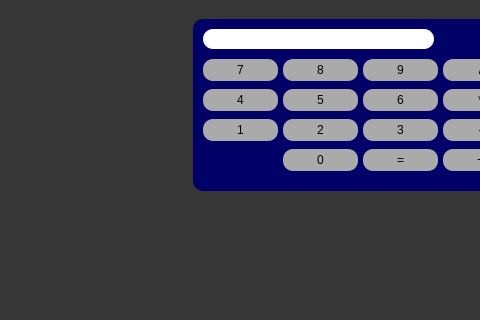
First picture: the form in main_window/ui_main.ui, repository HSU-S21-CS232/P03-mc683, before the edit; both pictures show x 117 to 597 and y 225 to 545 of the 946 by 628 pixel window.
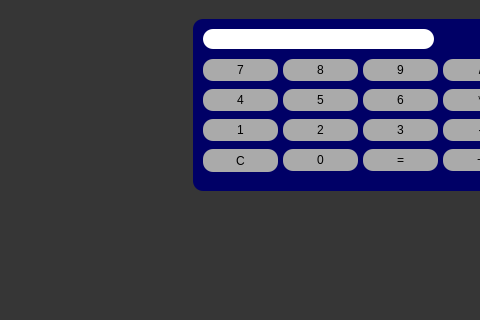
Second picture: the form after the edit.

Commit message: Added a clear all button.

Patch:
```diff
--- a/main_window/ui_main.ui
+++ b/main_window/ui_main.ui
@@ -626,6 +626,28 @@
             <string>/</string>
            </property>
           </widget>
+          <widget class="QPushButton" name="clear_button">
+           <property name="geometry">
+            <rect>
+             <x>10</x>
+             <y>130</y>
+             <width>75</width>
+             <height>23</height>
+            </rect>
+           </property>
+           <property name="styleSheet">
+            <string notr="true">QPushButton {
+	background-color: rgb(170, 170, 170);
+}
+
+QPushButton:hover {
+	background-color: rgba(170, 170, 170, 150);	
+}</string>
+           </property>
+           <property name="text">
+            <string>C</string>
+           </property>
+          </widget>
          </widget>
         </widget>
        </item>
```
The commit also changes 1 other file.
